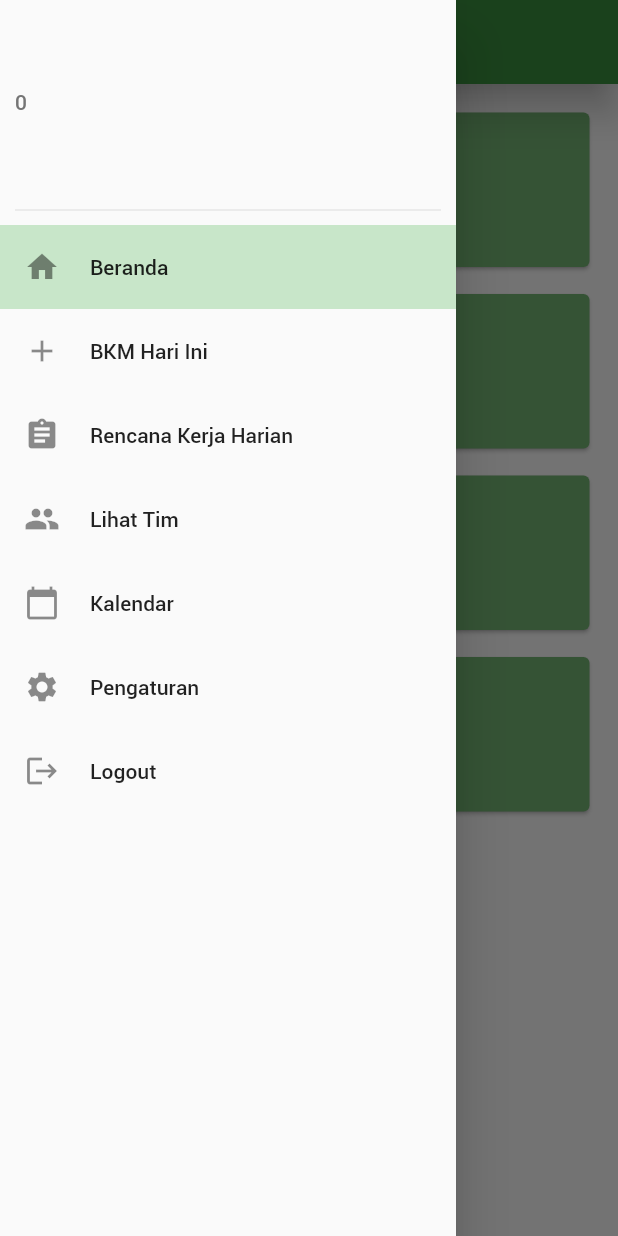
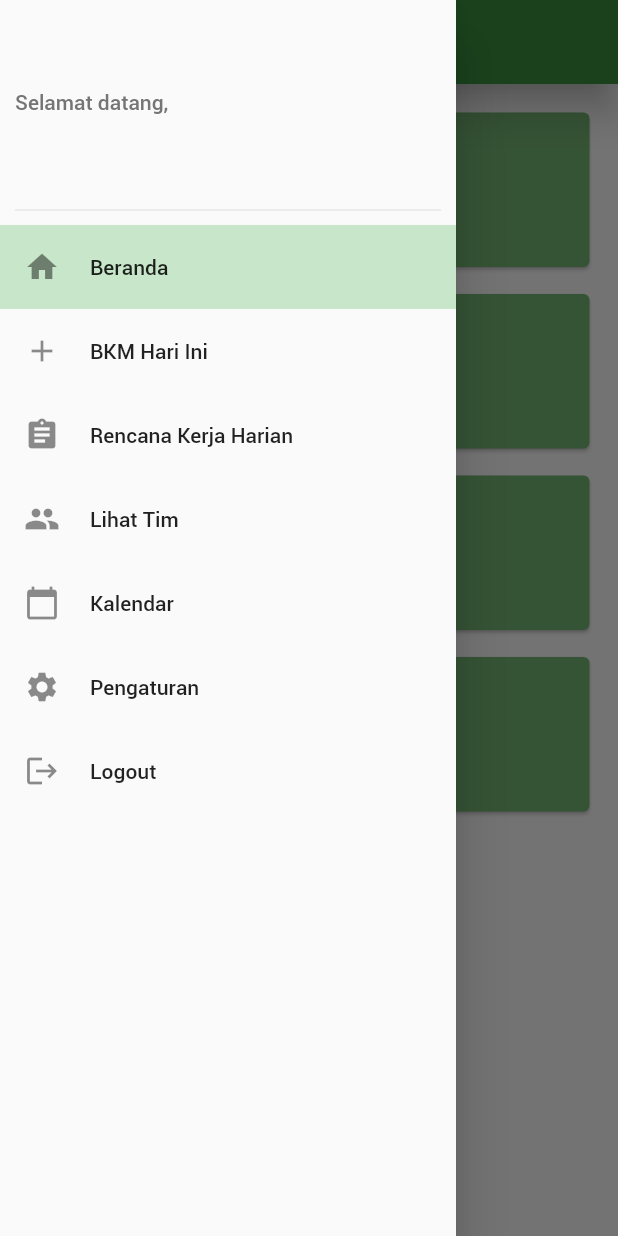
Before and after one commit to danialfaris/Buku-Kerja-Mandor, a Flutter app: the screen it shows after launch, in the side drawer, after a tap on "BKM Hari Ini", on a phone screen of 412 x 824 dp. Run offline on Flutter 3.47's test engine with Material 2 defaults, Android fonts, the phone set to English and light mode, and no system bars; our stand-ins replace flutter_native_splash, table_calendar.

Commit message:
kalendar

```diff
--- a/lib/drawer.dart
+++ b/lib/drawer.dart
@@ -2,12 +2,10 @@ import 'package:flutter/material.dart';
 import 'package:provider/provider.dart';
 import 'main.dart';
 import 'bkm.dart';
+import 'kalendar.dart';
 import 'application_drawer.dart';
 
 class MyDrawer extends StatelessWidget {
-  MyDrawer(this.currentPage);
-  final String currentPage;
-
   @override
   Widget build(BuildContext context) {
     var currentDrawer = Provider.of<ApplicationDrawer>(context).getCurrentDrawer;
@@ -20,7 +18,7 @@ class MyDrawer extends StatelessWidget {
             child: DrawerHeader(
               margin: EdgeInsets.all(10.0),
               padding: EdgeInsets.only(top: 50),
-              child: Text(currentDrawer.toString(), style: TextStyle(color: Color(0xFF757575)),),
+              child: Text("Selamat datang, ", style: TextStyle(color: Color(0xFF757575)),),
             ),
           ),
           ListTile(
@@ -88,6 +86,7 @@ class MyDrawer extends StatelessWidget {
             },
           ),
           ListTile(
+            tileColor: currentDrawer == 4 ? Color(0xFFC8E6C9) : Color(0x00000000),
             title: Row(
               children: [
                 Icon(Icons.calendar_today),
@@ -96,6 +95,15 @@ class MyDrawer extends StatelessWidget {
               ],
             ),
             onTap: () {
+              Navigator.of(context).pop();
+              if(currentDrawer == 4) return;
+              Provider.of<ApplicationDrawer>(context, listen: false).setCurrentDrawer(4);
+              Navigator.of(context).pushReplacement(
+                MaterialPageRoute(
+                    builder: (BuildContext context) =>
+                        Kalendar()
+                ),
+              );
             },
           ),
           ListTile(
--- a/lib/main.dart
+++ b/lib/main.dart
@@ -3,9 +3,11 @@ import 'package:flutter/material.dart';
 import 'package:provider/provider.dart';
 import 'package:provider/single_child_widget.dart';
 import 'drawer.dart';
+import 'package:intl/date_symbol_data_local.dart';
+import 'package:flutter_native_splash/flutter_native_splash.dart';
 
 void main() {
-  runApp(MyApp());
+  initializeDateFormatting().then((_) => runApp(MyApp()));
 }
 
 const MaterialColor myColor = const MaterialColor(
@@ -44,7 +46,7 @@ class Beranda extends StatelessWidget {
   @override
   Widget build(BuildContext context) {
     return Scaffold(
-        drawer: MyDrawer("Beranda"),
+        drawer: MyDrawer(),
         appBar: AppBar(
           title: Text(
             "Beranda",
@@ -58,13 +60,13 @@ class Beranda extends StatelessWidget {
           width: double.maxFinite,
           child: ListView(
               children: <Widget>[
-                MenuButton(text: "BKM Hari Ini"),
+                MenuButton("BKM Hari Ini"),
                 SizedBox(height: 10),
-                MenuButton(text: "Rencana Kerja Harian"),
+                MenuButton("Rencana Kerja Harian"),
                 SizedBox(height: 10),
-                MenuButton(text: "Lihat Tim"),
+                MenuButton("Lihat Tim"),
                 SizedBox(height: 10),
-                MenuButton(text: "Kalendar"),
+                MenuButton("Kalendar"),
               ]
           ),
         ),
@@ -73,7 +75,7 @@ class Beranda extends StatelessWidget {
 }
 
 class MenuButton extends StatelessWidget {
-  MenuButton({this.text});
+  MenuButton(this.text);
   final String text;
 
   @override
```
Also changed, not shown: flutter_native_splash.yaml (added, +70 -0 lines), lib/bkm.dart (+1 -10 lines), lib/kalendar.dart (added, +93 -0 lines), pubspec.yaml (+5 -2 lines), images/splash.png (added), pubspec.lock.
